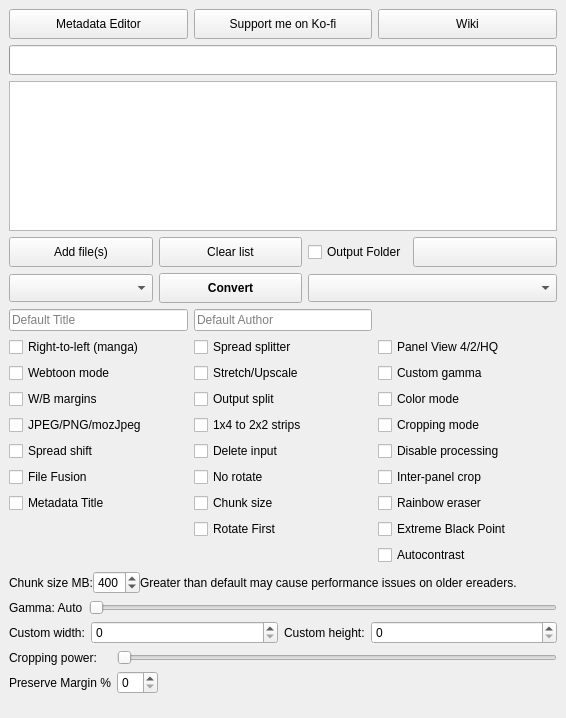
ciromattia/kcc, file gui/KCC.ui: the form before one commit.
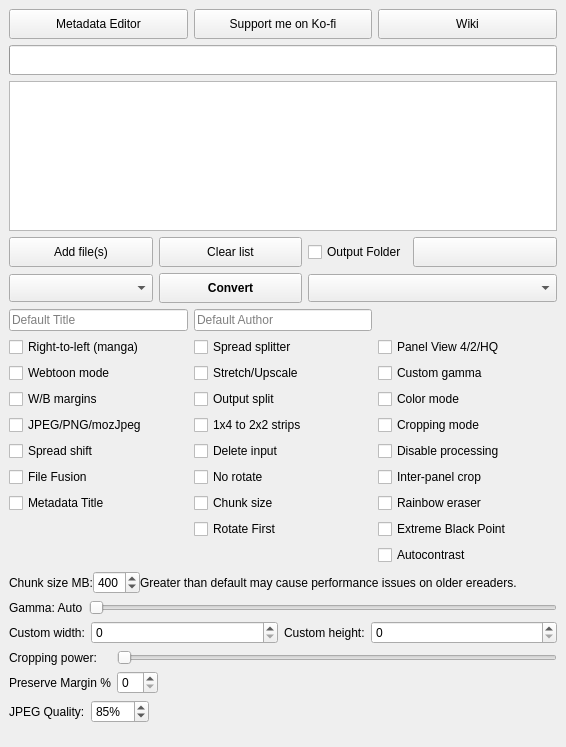
The form after the commit. Icons and pictures are not drawn.

Commit message:
Add configurable JPEG quality setting
  * Add jpegQualitySpinBox to GUI (1-100%, default 85%)

  * Set default JPEG quality to 90% for Kindle Scribe profile

  * Disable quality spinbox when PNG output is selected

  * Add -q/--jpeg-quality CLI argument to comic2ebook.py

  * Update image.py to use configurable jpegquality instead of hardcoded 85

The edit to the form file:
```diff
--- a/gui/KCC.ui
+++ b/gui/KCC.ui
@@ -889,6 +889,78 @@
       </layout>
      </widget>
     </item>
+    <item row="10" column="0" colspan="2">
+     <widget class="QWidget" name="jpegQualityWidget" native="true">
+      <property name="sizePolicy">
+       <sizepolicy hsizetype="Minimum" vsizetype="Fixed">
+        <horstretch>0</horstretch>
+        <verstretch>0</verstretch>
+       </sizepolicy>
+      </property>
+      <property name="toolTip">
+       <string>&lt;html&gt;&lt;head/&gt;&lt;body&gt;&lt;p&gt;JPEG compression quality (1-100). Higher values produce better quality but larger files.&lt;/p&gt;&lt;p&gt;Changing this for Kindle Scribe may cause issues.&lt;/p&gt;&lt;/body&gt;&lt;/html&gt;</string>
+      </property>
+      <layout class="QHBoxLayout" name="horizontalLayout_5">
+       <property name="spacing">
+        <number>6</number>
+       </property>
+       <property name="leftMargin">
+        <number>0</number>
+       </property>
+       <property name="topMargin">
+        <number>0</number>
+       </property>
+       <property name="rightMargin">
+        <number>0</number>
+       </property>
+       <property name="bottomMargin">
+        <number>0</number>
+       </property>
+       <item>
+        <widget class="QLabel" name="jpegQualityLabel">
+         <property name="sizePolicy">
+          <sizepolicy hsizetype="Minimum" vsizetype="Preferred">
+           <horstretch>0</horstretch>
+           <verstretch>0</verstretch>
+          </sizepolicy>
+         </property>
+         <property name="text">
+          <string>JPEG Quality:</string>
+         </property>
+        </widget>
+       </item>
+       <item>
+        <widget class="QSpinBox" name="jpegQualitySpinBox">
+         <property name="suffix">
+          <string>%</string>
+         </property>
+         <property name="minimum">
+          <number>1</number>
+         </property>
+         <property name="maximum">
+          <number>100</number>
+         </property>
+         <property name="value">
+          <number>85</number>
+         </property>
+        </widget>
+       </item>
+       <item>
+        <spacer name="jpegQualitySpacer">
+         <property name="orientation">
+          <enum>Qt::Orientation::Horizontal</enum>
+         </property>
+         <property name="sizeHint" stdset="0">
+          <size>
+           <width>40</width>
+           <height>20</height>
+          </size>
+         </property>
+        </spacer>
+       </item>
+      </layout>
+     </widget>
+    </item>
    </layout>
   </widget>
   <widget class="QStatusBar" name="statusBar">
```
Left out of the diff: 1 changed line with no effect on the pictures. The commit also changes 4 other files.
